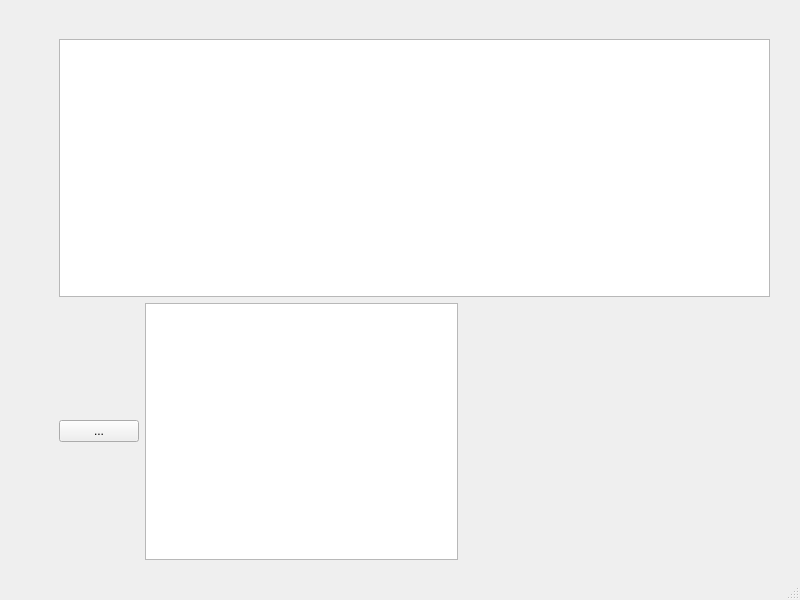
BETRU21/AffichageRGB, file gui/Window.ui: the form before one commit.
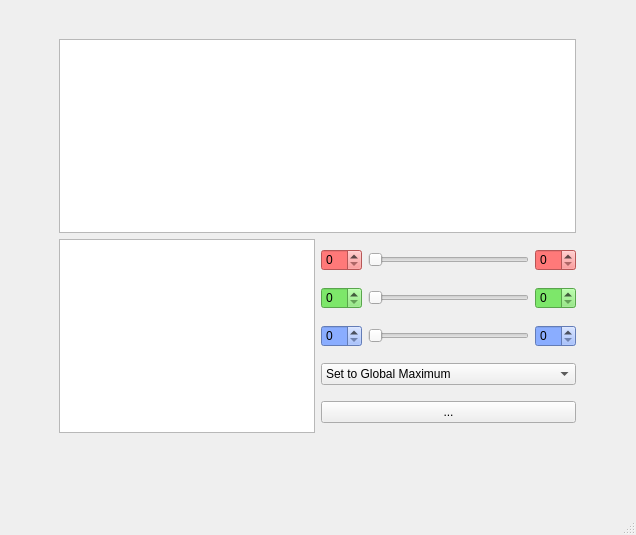
The form after the commit. Custom widgets are drawn as their Qt base class.

Diff of the .ui file:
```diff
--- a/gui/Window.ui
+++ b/gui/Window.ui
@@ -6,8 +6,8 @@
    <rect>
     <x>0</x>
     <y>0</y>
-    <width>800</width>
-    <height>600</height>
+    <width>636</width>
+    <height>535</height>
    </rect>
   </property>
   <property name="windowTitle">
@@ -19,8 +19,8 @@
      <rect>
       <x>59</x>
       <y>39</y>
-      <width>711</width>
-      <height>521</height>
+      <width>517</width>
+      <height>394</height>
      </rect>
     </property>
     <layout class="QVBoxLayout" name="verticalLayout">
@@ -29,28 +29,112 @@
      </item>
      <item>
       <layout class="QHBoxLayout" name="horizontalLayout">
-       <item>
-        <widget class="QPushButton" name="pb_search">
-         <property name="text">
-          <string>...</string>
-         </property>
-        </widget>
-       </item>
        <item>
         <widget class="GraphicsLayoutWidget" name="graph_rgb"/>
        </item>
        <item>
-        <spacer name="horizontalSpacer_2">
-         <property name="orientation">
-          <enum>Qt::Horizontal</enum>
-         </property>
-         <property name="sizeHint" stdset="0">
-          <size>
-           <width>40</width>
-           <height>20</height>
-          </size>
-         </property>
-        </spacer>
+        <layout class="QVBoxLayout" name="verticalLayout_2">
+         <item>
+          <layout class="QHBoxLayout" name="horizontalLayout_4">
+           <item>
+            <widget class="QSpinBox" name="sb_lowRed">
+             <property name="styleSheet">
+              <string notr="true">background-color: rgb(255, 121, 121);</string>
+             </property>
+            </widget>
+           </item>
+           <item>
+            <widget class="QRangeSlider" name="dSlider_red">
+             <property name="orientation">
+              <enum>Qt::Horizontal</enum>
+             </property>
+            </widget>
+           </item>
+           <item>
+            <widget class="QSpinBox" name="sb_highRed">
+             <property name="styleSheet">
+              <string notr="true">background-color: rgb(255, 121, 121);</string>
+             </property>
+            </widget>
+           </item>
+          </layout>
+         </item>
+         <item>
+          <layout class="QHBoxLayout" name="horizontalLayout_3">
+           <item>
+            <widget class="QSpinBox" name="sb_lowGreen">
+             <property name="styleSheet">
+              <string notr="true">background-color: rgb(125, 231, 106);</string>
+             </property>
+            </widget>
+           </item>
+           <item>
+            <widget class="QRangeSlider" name="dSlider_green">
+             <property name="orientation">
+              <enum>Qt::Horizontal</enum>
+             </property>
+            </widget>
+           </item>
+           <item>
+            <widget class="QSpinBox" name="sb_highGreen">
+             <property name="styleSheet">
+              <string notr="true">background-color: rgb(125, 231, 106);</string>
+             </property>
+            </widget>
+           </item>
+          </layout>
+         </item>
+         <item>
+          <layout class="QHBoxLayout" name="horizontalLayout_2">
+           <item>
+            <widget class="QSpinBox" name="sb_lowBlue">
+             <property name="styleSheet">
+              <string notr="true">background-color: rgb(138, 173, 255);</string>
+             </property>
+            </widget>
+           </item>
+           <item>
+            <widget class="QRangeSlider" name="dSlider_blue">
+             <property name="orientation">
+              <enum>Qt::Horizontal</enum>
+             </property>
+            </widget>
+           </item>
+           <item>
+            <widget class="QSpinBox" name="sb_highBlue">
+             <property name="styleSheet">
+              <string notr="true">background-color: rgb(138, 173, 255);</string>
+             </property>
+            </widget>
+           </item>
+          </layout>
+         </item>
+         <item>
+          <layout class="QHBoxLayout" name="horizontalLayout_5">
+           <item>
+            <widget class="QComboBox" name="cmb_set_maximum">
+             <item>
+              <property name="text">
+               <string>Set to Global Maximum</string>
+              </property>
+             </item>
+             <item>
+              <property name="text">
+               <string>Set to Local Maximum</string>
+              </property>
+             </item>
+            </widget>
+           </item>
+          </layout>
+         </item>
+         <item>
+          <widget class="QPushButton" name="pb_search">
+           <property name="text">
+            <string>...</string>
+           </property>
+          </widget>
+         </item>
+        </layout>
        </item>
       </layout>
      </item>
@@ -76,6 +160,11 @@
    <header>pyqtgraph.h</header>
    <container>1</container>
   </customwidget>
+  <customwidget>
+   <class>QRangeSlider</class>
+   <extends>QSlider</extends>
+   <header>gui.widgets.QRangeSlider</header>
+  </customwidget>
  </customwidgets>
  <resources/>
  <connections/>
```
Left out of the diff: 2 changed lines with no effect on the pictures.
